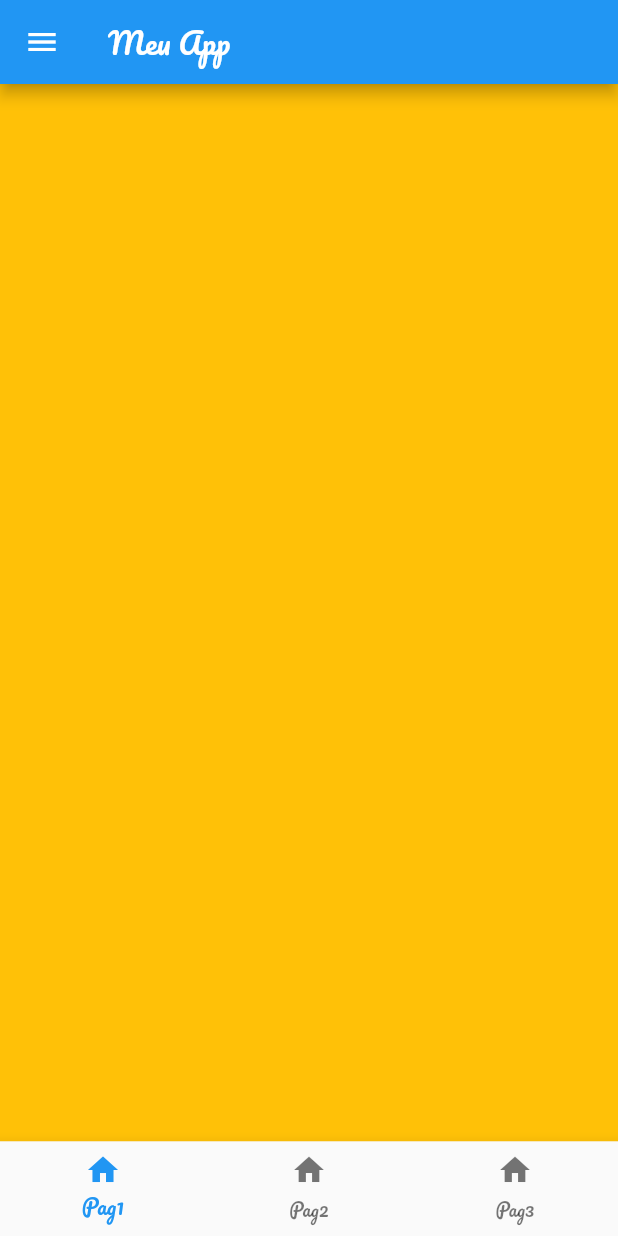
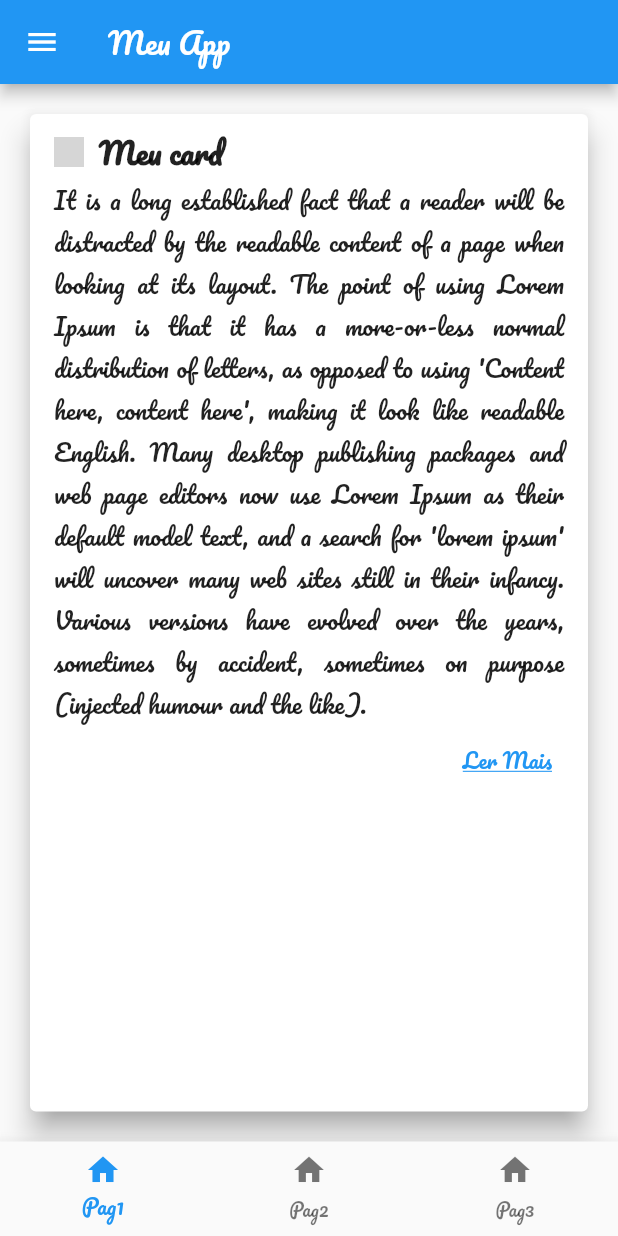
Before and after one commit to Maycon-crz/Bootcamp_Formacao-Flutter-Specialist_DIO, a Flutter app: the MainPage screen opened directly, on a phone screen of 412 x 824 dp. Run offline on Flutter 3.47's test engine with Material 2 defaults, Android fonts, the phone set to English and light mode, and no system bars; our stand-ins replace google_fonts; network calls fail; grey boxes are pictures that could not be loaded.

Commit message:
Card Page

```diff
--- /dev/null
+++ b/modulo2/trilhaapp/lib/pages/card_page.dart
@@ -0,0 +1,58 @@
+import 'package:flutter/material.dart';
+
+class CardPage extends StatefulWidget {
+  const CardPage({super.key});
+
+  @override
+  State<CardPage> createState() => _CardPageState();
+}
+
+class _CardPageState extends State<CardPage> {
+  @override
+  Widget build(BuildContext context) {
+    return Container(
+      margin: const EdgeInsets.symmetric(vertical: 16, horizontal: 16),
+      width: double.infinity,
+      child: Card(
+          elevation: 8,
+          shadowColor: Colors.grey,
+          child: Padding(
+            padding: const EdgeInsets.symmetric(vertical: 8, horizontal: 16),
+            child: ListView(
+              children: [
+                Row(
+                  children: [
+                    Image.network(
+                      "https://www.recicladarte.com/theme/img/parceiros/logos/61917746a6699__logo_recicladarte.jpg",
+                      height: 20,
+                    ),
+                    const SizedBox(width: 10),
+                    const Text(
+                      "Meu card",
+                      style:
+                          TextStyle(fontSize: 20, fontWeight: FontWeight.w700),
+                    ),
+                  ],
+                ),
+                const Text(
+                  "It is a long established fact that a reader will be distracted by the readable content of a page when looking at its layout. The point of using Lorem Ipsum is that it has a more-or-less normal distribution of letters, as opposed to using 'Content here, content here', making it look like readable English. Many desktop publishing packages and web page editors now use Lorem Ipsum as their default model text, and a search for 'lorem ipsum' will uncover many web sites still in their infancy. Various versions have evolved over the years, sometimes by accident, sometimes on purpose (injected humour and the like).",
+                  textAlign: TextAlign.justify,
+                  style: TextStyle(fontSize: 16, fontWeight: FontWeight.normal),
+                ),
+                Container(
+                  width: double.infinity,
+                  alignment: Alignment.centerRight,
+                  child: TextButton(
+                    onPressed: () {},
+                    child: const Text(
+                      "Ler Mais",
+                      style: TextStyle(decoration: TextDecoration.underline),
+                    ),
+                  ),
+                )
+              ],
+            ),
+          )),
+    );
+  }
+}
--- a/modulo2/trilhaapp/lib/pages/main_page.dart
+++ b/modulo2/trilhaapp/lib/pages/main_page.dart
@@ -1,9 +1,7 @@
 import 'package:flutter/material.dart';
-import 'package:trilhaapp/pages/dados_cadastrais.dart';
-import 'package:trilhaapp/pages/pagina1.dart';
+import 'package:trilhaapp/pages/card_page.dart';
 import 'package:trilhaapp/pages/pagina2.dart';
 import 'package:trilhaapp/pages/pagina3.dart';
-import 'package:trilhaapp/services/gerador_numero_aleatorio_service.dart';
 import 'package:trilhaapp/shared/widgets/custom_drawer.dart';
 
 class MainPage extends StatefulWidget {
@@ -28,7 +26,7 @@ class _MainPageState extends State<MainPage> {
         appBar: AppBar(
           title: const Text("Meu App"),
         ),
-        drawer: CustomDrawer(),
+        drawer: const CustomDrawer(),
         body: Column(
           children: [
             Expanded(
@@ -40,7 +38,7 @@ class _MainPageState extends State<MainPage> {
                   });
                 },
                 children: const [
-                  Pagina1(),
+                  CardPage(),
                   Pagina2(),
                   Pagina3(),
                 ],
--- a/modulo2/trilhaapp/lib/pages/pagina1.dart
+++ /dev/null
@@ -1,17 +0,0 @@
-import 'package:flutter/material.dart';
-
-class Pagina1 extends StatefulWidget {
-  const Pagina1({super.key});
-
-  @override
-  State<Pagina1> createState() => _Pagina1State();
-}
-
-class _Pagina1State extends State<Pagina1> {
-  @override
-  Widget build(BuildContext context) {
-    return Scaffold(
-      body: Container(color: Colors.amber),
-    );
-  }
-}
```
